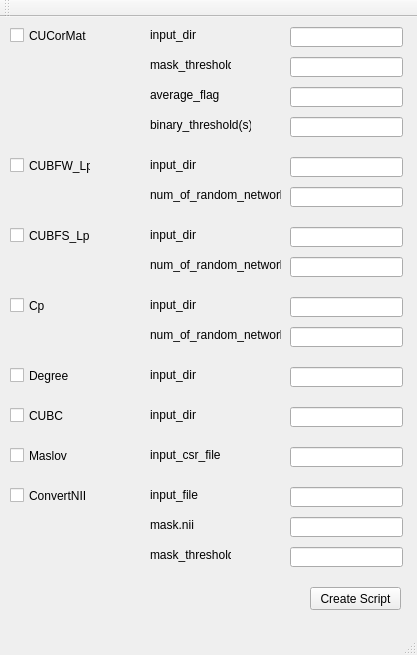
Above: BNALauncher/mainwindow.ui from phisiart/BNALauncher before the change. Below: the same form after it.
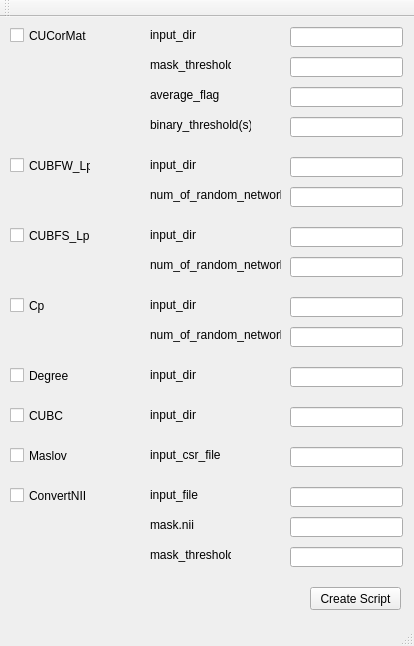
That is the form after the change.

Patch:
```diff
--- a/BNALauncher/mainwindow.ui
+++ b/BNALauncher/mainwindow.ui
@@ -2,14 +2,38 @@
 <ui version="4.0">
  <class>MainWindow</class>
  <widget class="QMainWindow" name="MainWindow">
+  <property name="windowModality">
+   <enum>Qt::NonModal</enum>
+  </property>
+  <property name="enabled">
+   <bool>true</bool>
+  </property>
   <property name="geometry">
    <rect>
     <x>0</x>
     <y>0</y>
-    <width>417</width>
-    <height>655</height>
+    <width>414</width>
+    <height>646</height>
    </rect>
   </property>
+  <property name="sizePolicy">
+   <sizepolicy hsizetype="Fixed" vsizetype="Fixed">
+    <horstretch>0</horstretch>
+    <verstretch>0</verstretch>
+   </sizepolicy>
+  </property>
+  <property name="minimumSize">
+   <size>
+    <width>414</width>
+    <height>646</height>
+   </size>
+  </property>
+  <property name="maximumSize">
+   <size>
+    <width>414</width>
+    <height>646</height>
+   </size>
+  </property>
   <property name="windowTitle">
    <string>MainWindow</string>
   </property>
```
Left out of the diff: 4 changed lines with no effect on the pictures.
